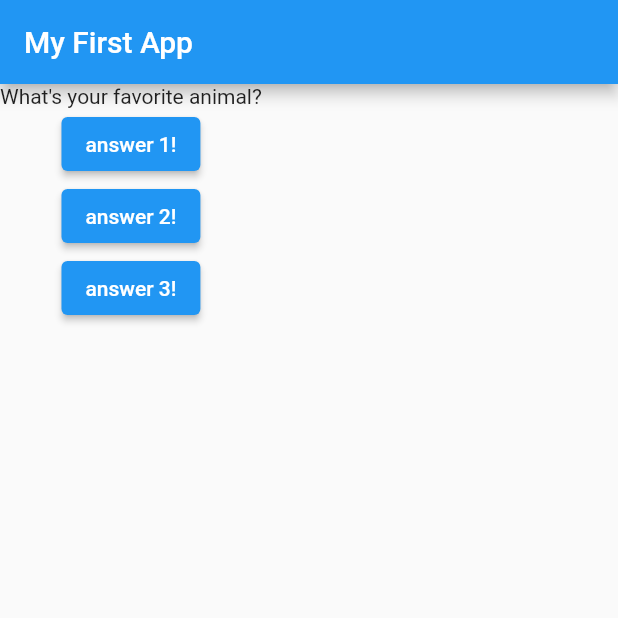
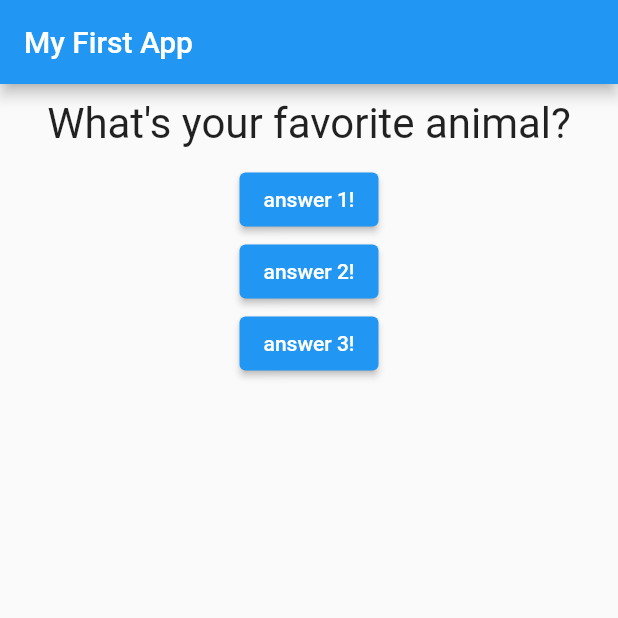
Before and after one commit to fabiogc1989/quiz_app, a Flutter app: the screen it shows after launch, after a tap on "answer 1!", on a phone screen of 412 x 824 dp, the top half of it. Run offline on Flutter 3.47's test engine with Material 2 defaults, Android fonts, the phone set to English and light mode, and no system bars.

Commit message:
Add custom widget Question

```diff
--- a/lib/main.dart
+++ b/lib/main.dart
@@ -1,4 +1,6 @@
 import 'package:flutter/material.dart';
+
+import './question.dart';
 
 // void main() {
 //   runApp(MyApp());
@@ -11,18 +13,18 @@ class MyApp extends StatefulWidget {
 
   @override
   State<StatefulWidget> createState() {
-    return MyAppState();
+    return _MyAppState();
   }
 }
 
-class MyAppState extends State<MyApp> {
-  var questionIndex = 0;
+class _MyAppState extends State<MyApp> {
+  var _questionIndex = 0;
 
-  void answerQuestion() {
+  void _answerQuestion() {
     setState(() {
-      questionIndex += 1;
+      _questionIndex += 1;
     });
-    print(questionIndex);
+    print(_questionIndex);
   }
 
   @override
@@ -39,11 +41,11 @@ class MyAppState extends State<MyApp> {
         ),
         body: Column(
           children: [
-            Text(
-              questions.elementAt(questionIndex),
+            Question(
+              questions[_questionIndex],
             ),
             ElevatedButton(
-              onPressed: answerQuestion,
+              onPressed: _answerQuestion,
               child: const Text('answer 1!'),
             ),
             ElevatedButton(
--- /dev/null
+++ b/lib/question.dart
@@ -0,0 +1,22 @@
+import 'package:flutter/material.dart';
+
+class Question extends StatelessWidget {
+  final String questionText;
+
+  const Question(this.questionText, {super.key});
+
+  @override
+  Widget build(BuildContext context) {
+    return Container(
+      width: double.infinity,
+      margin: const EdgeInsets.all(10),
+      child: Text(
+        questionText,
+        style: const TextStyle(
+          fontSize: 28,
+        ),
+        textAlign: TextAlign.center,
+      ),
+    );
+  }
+}
```
